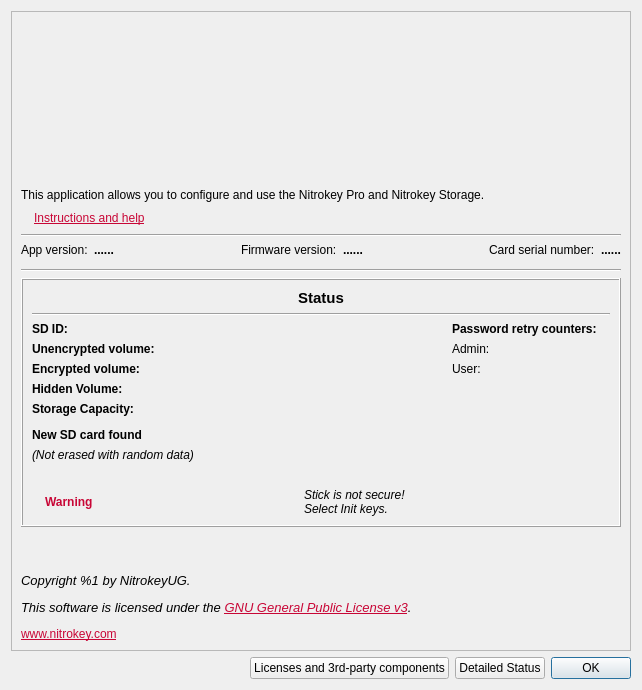
Before: the Qt Designer form nitropyapp/ui/aboutdialog.ui in Nitrokey/nitrokey-app2, drawn with Qt 5.
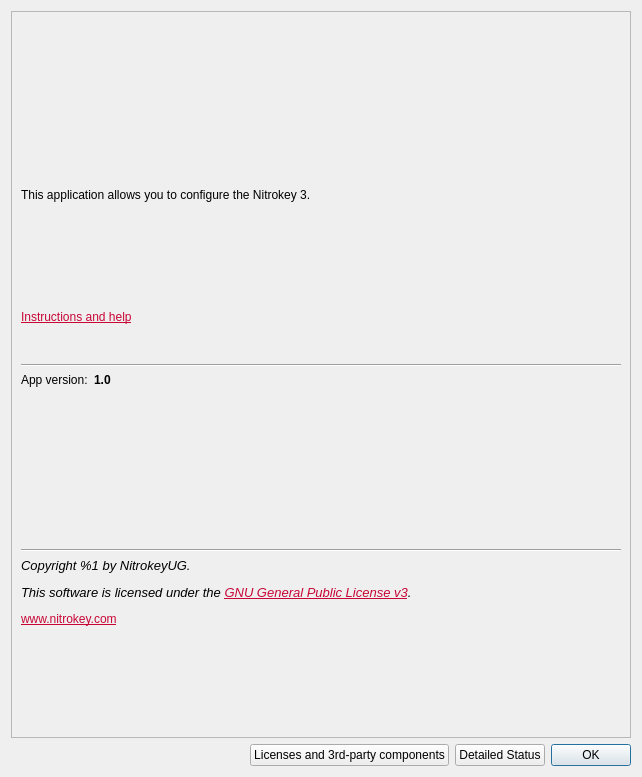
After: the same form once the commit is applied. Icons and pictures are not drawn.

Diff of the .ui file:
```diff
--- a/nitropyapp/ui/aboutdialog.ui
+++ b/nitropyapp/ui/aboutdialog.ui
@@ -7,7 +7,7 @@
     <x>0</x>
     <y>0</y>
     <width>642</width>
-    <height>589</height>
+    <height>777</height>
    </rect>
   </property>
   <property name="sizePolicy">
@@ -88,7 +88,7 @@
            <enum>Qt::StrongFocus</enum>
           </property>
           <property name="text">
-           <string>&lt;html&gt;&lt;head/&gt;&lt;body&gt;&lt;p&gt;This application allows you to configure and use the Nitrokey Pro and Nitrokey Storage.&lt;/p&gt;&lt;/body&gt;&lt;/html&gt;</string>
+           <string>&lt;html&gt;&lt;head/&gt;&lt;body&gt;&lt;p&gt;This application allows you to configure the Nitrokey 3.&lt;/p&gt;&lt;/body&gt;&lt;/html&gt;</string>
           </property>
           <property name="alignment">
            <set>Qt::AlignLeading|Qt::AlignLeft|Qt::AlignTop</set>
@@ -100,13 +100,6 @@
         </item>
         <item>
          <layout class="QHBoxLayout" name="horizontalLayout_5">
-          <item>
-           <widget class="QLabel" name="info_icon">
-            <property name="text">
-             <string notr="true"/>
-            </property>
-           </widget>
-          </item>
           <item>
            <widget class="QLabel" name="label_6">
             <property name="focusPolicy">
@@ -120,19 +113,6 @@
             </property>
            </widget>
           </item>
-          <item>
-           <spacer name="horizontalSpacer_3">
-            <property name="orientation">
-             <enum>Qt::Horizontal</enum>
-            </property>
-            <property name="sizeHint" stdset="0">
-             <size>
-              <width>40</width>
-              <height>20</height>
-             </size>
-            </property>
-           </spacer>
-          </item>
          </layout>
         </item>
        </layout>
@@ -173,96 +153,7 @@
              <enum>Qt::StrongFocus</enum>
             </property>
             <property name="text">
-             <string notr="true">......</string>
-            </property>
-           </widget>
-          </item>
-         </layout>
-        </item>
-        <item>
-         <spacer name="horizontalSpacer_2">
-          <property name="orientation">
-           <enum>Qt::Horizontal</enum>
-          </property>
-          <property name="sizeHint" stdset="0">
-           <size>
-            <width>0</width>
-            <height>20</height>
-           </size>
-          </property>
-         </spacer>
-        </item>
-        <item>
-         <layout class="QFormLayout" name="formLayout_3">
-          <item row="0" column="0">
-           <widget class="QLabel" name="label_4">
-            <property name="focusPolicy">
-             <enum>Qt::StrongFocus</enum>
-            </property>
-            <property name="text">
-             <string>Firmware version:</string>
-            </property>
-           </widget>
-          </item>
-          <item row="0" column="1">
-           <widget class="QLabel" name="firmwareLabel">
-            <property name="font">
-             <font>
-              <weight>75</weight>
-              <bold>true</bold>
-             </font>
-            </property>
-            <property name="focusPolicy">
-             <enum>Qt::StrongFocus</enum>
-            </property>
-            <property name="text">
-             <string notr="true">......</string>
-            </property>
-           </widget>
-          </item>
-         </layout>
-        </item>
-        <item>
-         <spacer name="horizontalSpacer_8">
-          <property name="orientation">
-           <enum>Qt::Horizontal</enum>
-          </property>
-          <property name="sizeHint" stdset="0">
-           <size>
-            <width>0</width>
-            <height>20</height>
-           </size>
-          </property>
-         </spacer>
-        </item>
-        <item>
-         <layout class="QFormLayout" name="formLayout_4">
-          <item row="0" column="0">
-           <widget class="QLabel" name="label_5">
-            <property name="focusPolicy">
-             <enum>Qt::StrongFocus</enum>
-            </property>
-            <property name="text">
-             <string>Card serial number:</string>
-            </property>
-           </widget>
-          </item>
-          <item row="0" column="1">
-           <widget class="QLabel" name="serialEdit">
-            <property name="font">
-             <font>
-              <weight>75</weight>
-              <bold>true</bold>
-             </font>
-            </property>
-            <property name="focusPolicy">
-             <enum>Qt::StrongFocus</enum>
-            </property>
-            <property name="accessibleName">
-             <string/>
-            </property>
-            <property name="text">
-             <string notr="true">......</string>
+             <string notr="true">1.0</string>
             </property>
            </widget>
           </item>
@@ -277,423 +168,6 @@
         </property>
        </widget>
       </item>
-      <item>
-       <widget class="QFrame" name="frame_2">
-        <property name="sizePolicy">
-         <sizepolicy hsizetype="MinimumExpanding" vsizetype="MinimumExpanding">
-          <horstretch>0</horstretch>
-          <verstretch>0</verstretch>
-         </sizepolicy>
-        </property>
-        <property name="frameShape">
-         <enum>QFrame::Box</enum>
-        </property>
-        <property name="frameShadow">
-         <enum>QFrame::Raised</enum>
-        </property>
-        <layout class="QVBoxLayout" name="verticalLayout">
-         <item>
-          <widget class="QLabel" name="label">
-           <property name="font">
-            <font>
-             <pointsize>11</pointsize>
-             <weight>75</weight>
-             <bold>true</bold>
-            </font>
-           </property>
-           <property name="text">
-            <string>Status</string>
-           </property>
-           <property name="alignment">
-            <set>Qt::AlignCenter</set>
-           </property>
-          </widget>
-         </item>
-         <item>
-          <widget class="Line" name="line">
-           <property name="orientation">
-            <enum>Qt::Horizontal</enum>
-           </property>
-          </widget>
-         </item>
-         <item>
-          <layout class="QHBoxLayout" name="horizontalLayout_6">
-           <item>
-            <layout class="QFormLayout" name="storage_info">
-             <property name="sizeConstraint">
-              <enum>QLayout::SetMinimumSize</enum>
-             </property>
-             <property name="fieldGrowthPolicy">
-              <enum>QFormLayout::AllNonFixedFieldsGrow</enum>
-             </property>
-             <item row="0" column="0">
-              <widget class="QLabel" name="label_8">
-               <property name="font">
-                <font>
-                 <weight>75</weight>
-                 <bold>true</bold>
-                </font>
-               </property>
-               <property name="focusPolicy">
-                <enum>Qt::StrongFocus</enum>
-               </property>
-               <property name="text">
-                <string>SD ID:</string>
-               </property>
-              </widget>
-             </item>
-             <item row="0" column="1">
-              <widget class="QLabel" name="sd_id_label">
-               <property name="focusPolicy">
-                <enum>Qt::StrongFocus</enum>
-               </property>
-               <property name="text">
-                <string/>
-               </property>
-              </widget>
-             </item>
-             <item row="1" column="0">
-              <widget class="QLabel" name="label_9">
-               <property name="font">
-                <font>
-                 <weight>75</weight>
-                 <bold>true</bold>
-                </font>
-               </property>
-               <property name="focusPolicy">
-                <enum>Qt::StrongFocus</enum>
-               </property>
-               <property name="text">
-                <string>Unencrypted volume:</string>
-               </property>
-              </widget>
-             </item>
-             <item row="1" column="1">
-              <widget class="QLabel" name="unencrypted_volume_label">
-               <property name="focusPolicy">
-                <enum>Qt::StrongFocus</enum>
-               </property>
-               <property name="text">
-                <string/>
-               </property>
-              </widget>
-             </item>
-             <item row="2" column="0">
-              <widget class="QLabel" name="label_10">
-               <property name="font">
-                <font>
-                 <weight>75</weight>
-                 <bold>true</bold>
-                </font>
-               </property>
-               <property name="focusPolicy">
-                <enum>Qt::StrongFocus</enum>
-               </property>
-               <property name="text">
-                <string>Encrypted volume:</string>
-               </property>
-              </widget>
-             </item>
-             <item row="2" column="1">
-              <widget class="QLabel" name="encrypted_volume_label">
-               <property name="focusPolicy">
-                <enum>Qt::StrongFocus</enum>
-               </property>
-               <property name="text">
-                <string/>
-               </property>
-              </widget>
-             </item>
-             <item row="3" column="0">
-              <widget class="QLabel" name="label_11">
-               <property name="font">
-                <font>
-                 <weight>75</weight>
-                 <bold>true</bold>
-                </font>
-               </property>
-               <property name="focusPolicy">
-                <enum>Qt::StrongFocus</enum>
-               </property>
-               <property name="text">
-                <string>Hidden Volume:</string>
-               </property>
-              </widget>
-             </item>
-             <item row="3" column="1">
-              <widget class="QLabel" name="hidden_volume_label">
-               <property name="focusPolicy">
-                <enum>Qt::StrongFocus</enum>
-               </property>
-               <property name="text">
-                <string/>
-               </property>
-              </widget>
-             </item>
-             <item row="5" column="0">
-              <widget class="QLabel" name="static_storage_info">
-               <property name="font">
-                <font>
-                 <weight>75</weight>
-                 <bold>true</bold>
-                </font>
-               </property>
-               <property name="focusPolicy">
-                <enum>Qt::StrongFocus</enum>
-               </property>
-               <property name="text">
-                <string>Storage Capacity:</string>
-               </property>
-              </widget>
-             </item>
-             <item row="6" column="0">
-              <spacer name="verticalSpacer_3">
-               <property name="orientation">
-                <enum>Qt::Vertical</enum>
-               </property>
-               <property name="sizeHint" stdset="0">
-                <size>
-                 <width>20</width>
-                 <height>0</height>
-                </size>
-               </property>
-              </spacer>
-             </item>
-             <item row="5" column="1">
-              <widget class="QLabel" name="l_storage_capacity">
-               <property name="focusPolicy">
-                <enum>Qt::StrongFocus</enum>
-               </property>
-               <property name="text">
-                <string notr="true"/>
-               </property>
-              </widget>
-             </item>
-            </layout>
-           </item>
-           <item>
-            <spacer name="horizontalSpacer_6">
-             <property name="orientation">
-              <enum>Qt::Horizontal</enum>
-             </property>
-             <property name="sizeHint" stdset="0">
-              <size>
-               <width>0</width>
-               <height>20</height>
-              </size>
-             </property>
-            </spacer>
-           </item>
-           <item>
-            <layout class="QFormLayout" name="formLayout">
-             <item row="1" column="0">
-              <widget class="QLabel" name="label1">
-               <property name="focusPolicy">
-                <enum>Qt::StrongFocus</enum>
-               </property>
-               <property name="text">
-                <string>Admin:</string>
-               </property>
-              </widget>
-             </item>
-             <item row="2" column="0">
-              <widget class="QLabel" name="label2">
-               <property name="focusPolicy">
-                <enum>Qt::StrongFocus</enum>
-               </property>
-               <property name="text">
-                <string>User:</string>
-               </property>
-              </widget>
-             </item>
-             <item row="1" column="1">
-              <widget class="QLabel" name="admin_retry_label">
-               <property name="focusPolicy">
-                <enum>Qt::StrongFocus</enum>
-               </property>
-               <property name="text">
-                <string/>
-               </property>
-              </widget>
-             </item>
-             <item row="2" column="1">
-              <widget class="QLabel" name="user_retry_label">
-               <property name="focusPolicy">
-                <enum>Qt::StrongFocus</enum>
-               </property>
-               <property name="text">
-                <string/>
-               </property>
-              </widget>
-             </item>
-             <item row="0" column="0">
-              <widget class="QLabel" name="label_2">
-               <property name="font">
-                <font>
-                 <weight>75</weight>
-                 <bold>true</bold>
-                </font>
-               </property>
-               <property name="focusPolicy">
-                <enum>Qt::StrongFocus</enum>
-               </property>
-               <property name="text">
-                <string>Password retry counters:</string>
-               </property>
-              </widget>
-             </item>
-            </layout>
-           </item>
-          </layout>
-         </item>
-         <item>
-          <widget class="QLabel" name="newsd_label">
-           <property name="font">
-            <font>
-             <weight>75</weight>
-             <bold>true</bold>
-            </font>
-           </property>
-           <property name="focusPolicy">
-            <enum>Qt::StrongFocus</enum>
-           </property>
-           <property name="text">
-            <string>New SD card found</string>
-           </property>
-          </widget>
-         </item>
-         <item>
-          <widget class="QLabel" name="not_erased_sd_label">
-           <property name="font">
-            <font>
-             <italic>true</italic>
-            </font>
-           </property>
-           <property name="focusPolicy">
-            <enum>Qt::StrongFocus</enum>
-           </property>
-           <property name="text">
-            <string>(Not erased with random data)</string>
-           </property>
-          </widget>
-         </item>
-         <item>
-          <widget class="QLabel" name="DeviceStatusLabel">
-           <property name="text">
-            <string/>
-           </property>
-          </widget>
-         </item>
-         <item>
-          <layout class="QHBoxLayout" name="horizontalLayout_4">
-           <property name="sizeConstraint">
-            <enum>QLayout::SetMinimumSize</enum>
-           </property>
-           <item>
-            <widget class="QLabel" name="warning_sign">
-             <property name="text">
-              <string/>
-             </property>
-             <property name="scaledContents">
-              <bool>true</bool>
-             </property>
-            </widget>
-           </item>
-           <item>
-            <widget class="QLabel" name="label_12">
-             <property name="font">
-              <font>
-               <weight>75</weight>
-               <bold>true</bold>
-              </font>
-             </property>
-             <property name="focusPolicy">
-              <enum>Qt::StrongFocus</enum>
-             </property>
-             <property name="text">
-              <string>&lt;span style=&quot;color:#c80636&quot;&gt;Warning&lt;/span&gt;</string>
-             </property>
-            </widget>
-           </item>
-           <item>
-            <spacer name="horizontalSpacer_4">
-             <property name="orientation">
-              <enum>Qt::Horizontal</enum>
-             </property>
-             <property name="sizeHint" stdset="0">
-              <size>
-               <width>0</width>
-               <height>0</height>
-              </size>
-             </property>
-            </spacer>
-           </item>
-           <item>
-            <widget class="QLabel" name="label_13">
-             <property name="font">
-              <font>
-               <italic>true</italic>
-              </font>
-             </property>
-             <property name="focusPolicy">
-              <enum>Qt::StrongFocus</enum>
-             </property>
-             <property name="text">
-              <string>Stick is not secure!
-Select Init keys.</string>
-             </property>
-             <property name="wordWrap">
-              <bool>true</bool>
-             </property>
-            </widget>
-           </item>
-           <item>
-            <spacer name="horizontalSpacer_5">
-             <property name="orientation">
-              <enum>Qt::Horizontal</enum>
-             </property>
-             <property name="sizeHint" stdset="0">
-              <size>
-               <width>0</width>
-               <height>20</height>
-              </size>
-             </property>
-            </spacer>
-           </item>
-          </layout>
-         </item>
-        </layout>
-       </widget>
-      </item>
-      <item>
-       <spacer name="verticalSpacer">
-        <property name="orientation">
-         <enum>Qt::Vertical</enum>
-        </property>
-        <property name="sizeType">
-         <enum>QSizePolicy::Minimum</enum>
-        </property>
-        <property name="sizeHint" stdset="0">
-         <size>
-          <width>0</width>
-          <height>0</height>
-         </size>
-        </property>
-       </spacer>
-      </item>
-      <item>
-       <spacer name="verticalSpacer_4">
-        <property name="orientation">
-         <enum>Qt::Vertical</enum>
-        </property>
-        <property name="sizeHint" stdset="0">
-         <size>
-          <width>20</width>
-          <height>40</height>
-         </size>
-        </property>
-       </spacer>
-      </item>
       <item>
        <widget class="QLabel" name="AboutLabel_2">
         <property name="focusPolicy">
```
Left out of the diff: 23 changed lines with no effect on the pictures.
